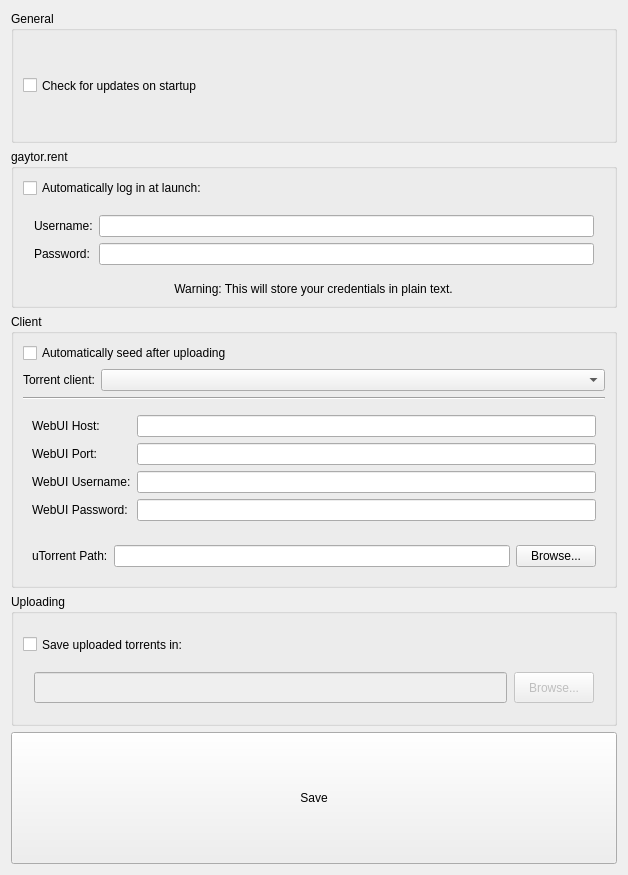
This is src/settingswindow.ui in vancer0/guu-cpp as Qt 5 draws it before an edit. The edited form follows.
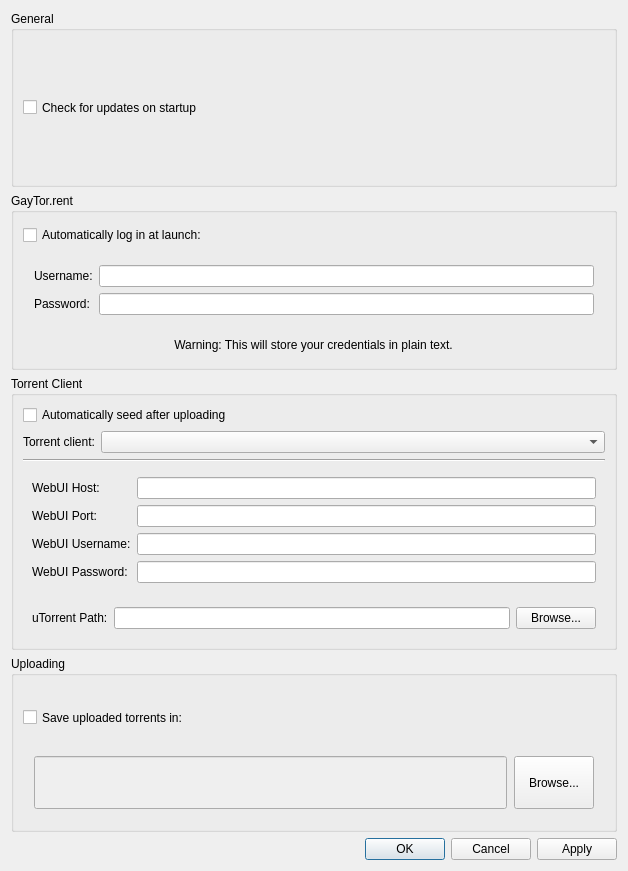
This is the edited form. Icons and pictures are not drawn.

Diff of the .ui file:
```diff
--- a/src/settingswindow.ui
+++ b/src/settingswindow.ui
@@ -7,7 +7,7 @@
     <x>0</x>
     <y>0</y>
     <width>628</width>
-    <height>875</height>
+    <height>871</height>
    </rect>
   </property>
   <property name="sizePolicy">
@@ -67,7 +67,7 @@
       </size>
      </property>
      <property name="title">
-      <string>gaytor.rent</string>
+      <string>GayTor.rent</string>
      </property>
      <layout class="QVBoxLayout" name="verticalLayout_4">
       <item>
@@ -190,7 +190,7 @@
       </size>
      </property>
      <property name="title">
-      <string>Client</string>
+      <string>Torrent Client</string>
      </property>
      <layout class="QVBoxLayout" name="verticalLayout_2">
       <item>
@@ -477,7 +477,7 @@
          <item>
           <widget class="QPushButton" name="savePathBrowse">
            <property name="enabled">
-            <bool>false</bool>
+            <bool>true</bool>
            </property>
            <property name="sizePolicy">
             <sizepolicy hsizetype="Minimum" vsizetype="Minimum">
@@ -497,15 +497,9 @@
     </widget>
    </item>
    <item>
-    <widget class="QPushButton" name="saveSetBtn">
-     <property name="sizePolicy">
-      <sizepolicy hsizetype="Minimum" vsizetype="Minimum">
-       <horstretch>0</horstretch>
-       <verstretch>0</verstretch>
-      </sizepolicy>
-     </property>
-     <property name="text">
-      <string>Save</string>
+    <widget class="QDialogButtonBox" name="save">
+     <property name="standardButtons">
+      <set>QDialogButtonBox::StandardButton::Apply|QDialogButtonBox::StandardButton::Cancel|QDialogButtonBox::StandardButton::Ok</set>
      </property>
     </widget>
    </item>
```
Left out of the diff: 20 changed lines with no effect on the pictures.
